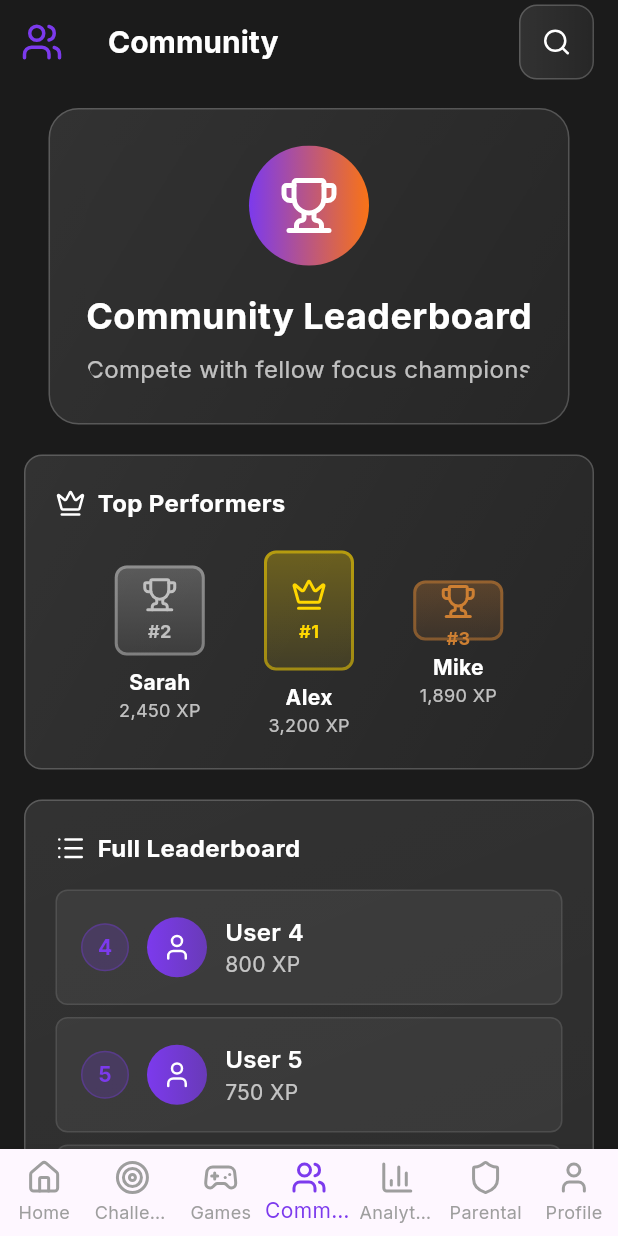
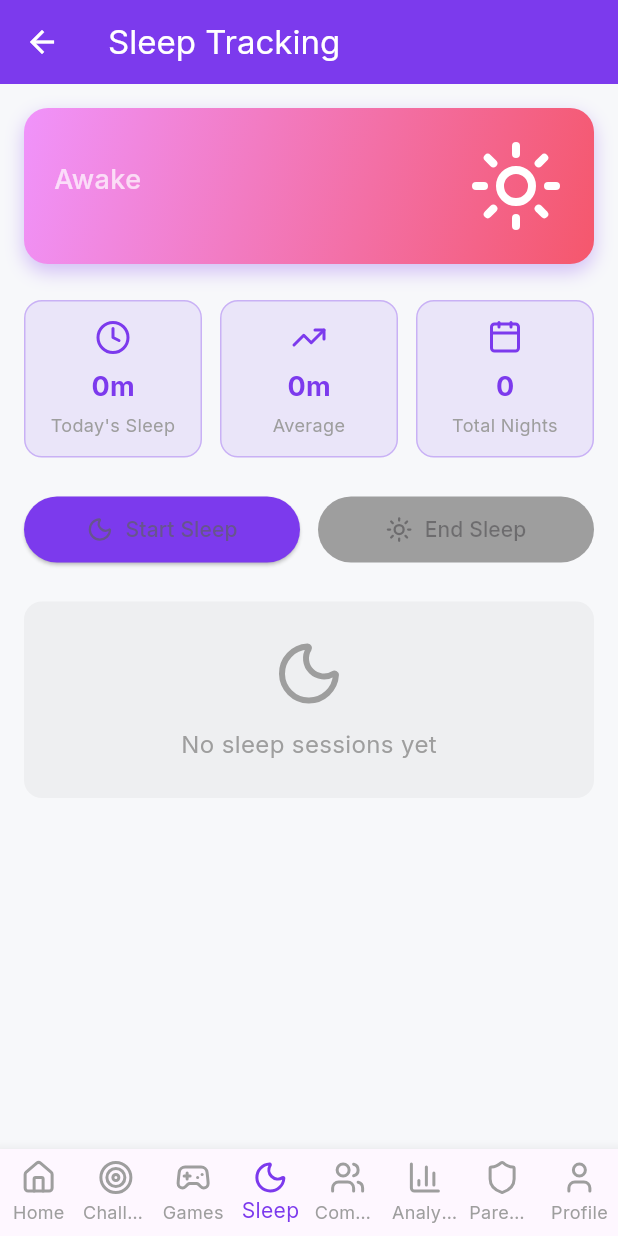
Before and after one commit to abdelrahman24911/my_app, a Flutter app: the RootNav screen opened directly, item 4 of the bottom bar chosen, on a phone screen of 412 x 824 dp. Run offline on Flutter 3.47's test engine with Material 3 defaults, Android fonts, the phone set to English and light mode, and no system bars; our stand-ins replace fl_chart, google_fonts, lucide_icons, sensors_plus, shared_preferences; accounts and stored records are empty.

Commit message:
added sleep tracking based on sensor data of not moving for atleast 4 hours

```diff
--- a/lib/main.dart
+++ b/lib/main.dart
@@ -8,6 +8,7 @@ import 'models/user_model.dart';
 import 'models/auth_model.dart';
 import 'models/parental_control_model.dart';
 import 'models/screen_time_model.dart';
+import 'models/sleep_model.dart';
 import 'screens/challenges_screen.dart';
 import 'screens/community_screen.dart';
 import 'screens/home_screen.dart';
@@ -16,6 +17,7 @@ import 'screens/login_screen.dart';
 import 'screens/parental_control_screen.dart';
 import 'screens/analytics_screen.dart';
 import 'screens/mini_games_screen.dart';
+import 'screens/sleep_tracking_screen.dart';
 import 'services/screen_time_service.dart';
 
 void main() {
@@ -43,6 +45,7 @@ class MindQuestApp extends StatelessWidget {
         ),
         ChangeNotifierProvider(create: (_) => MissionsModel()),
         ChangeNotifierProvider(create: (_) => ParentalControlModel()),
+        ChangeNotifierProvider(create: (_) => SleepModel()),
         ChangeNotifierProvider(create: (_) {
           final screenTimeModel = ScreenTimeModel();
           // Initialize the screen time service
@@ -92,6 +95,7 @@ class _RootNavState extends State<RootNav> {
     HomeScreen(),
     ChallengesScreen(),
     MiniGamesScreen(),
+    SleepTrackingScreen(),
     CommunityScreen(),
     AnalyticsScreen(),
     ParentalControlScreen(),
@@ -117,6 +121,7 @@ class _RootNavState extends State<RootNav> {
           BottomNavigationBarItem(icon: Icon(LucideIcons.home), label: 'Home'),
           BottomNavigationBarItem(icon: Icon(LucideIcons.target), label: 'Challenges'),
           BottomNavigationBarItem(icon: Icon(LucideIcons.gamepad2), label: 'Games'),
+          BottomNavigationBarItem(icon: Icon(LucideIcons.moon), label: 'Sleep'),
           BottomNavigationBarItem(icon: Icon(LucideIcons.users), label: 'Community'),
           BottomNavigationBarItem(icon: Icon(LucideIcons.barChart3), label: 'Analytics'),
           BottomNavigationBarItem(icon: Icon(LucideIcons.shield), label: 'Parental'),
--- /dev/null
+++ b/lib/models/sleep_model.dart
@@ -0,0 +1,133 @@
+import 'package:flutter/foundation.dart';
+import '../services/activity_detection_service.dart';
+
+class SleepSession {
+  final DateTime startTime;
+  DateTime? endTime;
+
+  SleepSession({required this.startTime, this.endTime});
+
+  Duration get duration {
+    final end = endTime ?? DateTime.now();
+    return end.difference(startTime);
+  }
+
+  int get durationInMinutes => duration.inMinutes;
+  int get durationInHours => duration.inHours;
+
+  bool get isActive => endTime == null;
+
+  Map<String, dynamic> toJson() => {
+    'startTime': startTime.toIso8601String(),
+    'endTime': endTime?.toIso8601String(),
+  };
+
+  factory SleepSession.fromJson(Map<String, dynamic> json) {
+    return SleepSession(
+      startTime: DateTime.parse(json['startTime'] as String),
+      endTime: json['endTime'] != null ? DateTime.parse(json['endTime'] as String) : null,
+    );
+  }
+}
+
+class SleepModel extends ChangeNotifier {
+  List<SleepSession> _sleepSessions = [];
+  SleepSession? _currentSession;
+  late ActivityDetectionService _activityDetectionService;
+
+  List<SleepSession> get sleepSessions => _sleepSessions;
+  SleepSession? get currentSession => _currentSession;
+  bool get isSleeping => _currentSession != null && _currentSession!.isActive;
+
+  SleepModel() {
+    _activityDetectionService = ActivityDetectionService();
+    _initializeActivityDetection();
+  }
+
+  void _initializeActivityDetection() {
+    _activityDetectionService.startMonitoring(
+      onInactivityDetected: _handleInactivityDetected,
+    );
+  }
+
+  void _handleInactivityDetected() {
+    if (!isSleeping) {
+      startSleepSession();
+    }
+  }
+
+  double get totalSleepToday {
+    final now = DateTime.now();
+    final today = DateTime(now.year, now.month, now.day);
+    return _sleepSessions
+        .where((session) => session.startTime.isAfter(today))
+        .fold<int>(0, (sum, session) => sum + session.durationInMinutes)
+        .toDouble();
+  }
+
+  double get averageSleepDuration {
+    if (_sleepSessions.isEmpty) return 0;
+    final completed = _sleepSessions.where((s) => s.endTime != null);
+    if (completed.isEmpty) return 0;
+    final totalMinutes = completed.fold<int>(0, (sum, session) => sum + session.durationInMinutes);
+    return totalMinutes / completed.length;
+  }
+
+  int get totalNights => _sleepSessions.where((s) => s.endTime != null).length;
+
+  void recordActivity() {
+    _activityDetectionService.recordManualActivity();
+
+    // If sleeping, end the sleep session
+    if (isSleeping) {
+      endSleepSession();
+    }
+
+    notifyListeners();
+  }
+
+  void startSleepSession() {
+    if (!isSleeping) {
+      _currentSession = SleepSession(startTime: DateTime.now());
+      notifyListeners();
+    }
+  }
+
+  void endSleepSession() {
+    if (isSleeping) {
+      _currentSession!.endTime = DateTime.now();
+      _sleepSessions.add(_currentSession!);
+      _currentSession = null;
+      notifyListeners();
+    }
+  }
+
+  void manualStartSleep() {
+    startSleepSession();
+  }
+
+  void manualEndSleep() {
+    endSleepSession();
+  }
+
+  List<SleepSession> getSleepSessionsForDate(DateTime date) {
+    final startOfDay = DateTime(date.year, date.month, date.day);
+    final endOfDay = DateTime(date.year, date.month, date.day, 23, 59, 59);
+
+    return _sleepSessions
+        .where((session) => session.startTime.isAfter(startOfDay) && session.startTime.isBefore(endOfDay))
+        .toList();
+  }
+
+  void clearAllSessions() {
+    _sleepSessions.clear();
+    _currentSession = null;
+    notifyListeners();
+  }
+
+  @override
+  void dispose() {
+    _activityDetectionService.dispose();
+    super.dispose();
+  }
+}
--- /dev/null
+++ b/lib/screens/sleep_tracking_screen.dart
@@ -0,0 +1,420 @@
+import 'package:flutter/material.dart';
+import 'package:lucide_icons/lucide_icons.dart';
+import 'package:provider/provider.dart';
+import '../constants/app_colors.dart';
+import '../models/sleep_model.dart';
+
+class SleepTrackingScreen extends StatefulWidget {
+  const SleepTrackingScreen({super.key});
+
+  @override
+  State<SleepTrackingScreen> createState() => _SleepTrackingScreenState();
+}
+
+class _SleepTrackingScreenState extends State<SleepTrackingScreen> {
+  @override
+  void initState() {
+    super.initState();
+    // Activity detection is now handled by SleepModel automatically
+  }
+
+  @override
+  void dispose() {
+    super.dispose();
+  }
+
+  @override
+  Widget build(BuildContext context) {
+    return Scaffold(
+      appBar: AppBar(
+        title: const Text('Sleep Tracking'),
+        backgroundColor: AppColors.purple,
+        foregroundColor: Colors.white,
+      ),
+      body: Consumer<SleepModel>(
+        builder: (context, sleepModel, _) {
+          return SingleChildScrollView(
+            child: Padding(
+              padding: const EdgeInsets.all(16.0),
+              child: Column(
+                crossAxisAlignment: CrossAxisAlignment.start,
+                children: [
+                  // Current Status Card
+                  _buildStatusCard(sleepModel),
+                  const SizedBox(height: 24),
+
+                  // Stats Row
+                  _buildStatsRow(sleepModel),
+                  const SizedBox(height: 24),
+
+                  // Manual Controls
+                  _buildControlButtons(sleepModel),
+                  const SizedBox(height: 24),
+
+                  // Sleep Sessions List
+                  _buildSleepSessionsList(sleepModel),
+                  const SizedBox(height: 16),
+
+                  // Clear History Button
+                  if (sleepModel.sleepSessions.isNotEmpty)
+                    SizedBox(
+                      width: double.infinity,
+                      child: ElevatedButton(
+                        onPressed: () => _showClearConfirmation(context, sleepModel),
+                        style: ElevatedButton.styleFrom(
+                          backgroundColor: Colors.red.withOpacity(0.8),
+                          padding: const EdgeInsets.symmetric(vertical: 12),
+                        ),
+                        child: const Text(
+                          'Clear History',
+                          style: TextStyle(color: Colors.white),
+                        ),
+                      ),
+                    ),
+                ],
+              ),
+            ),
+          );
+        },
+      ),
+    );
+  }
+
+  Widget _buildStatusCard(SleepModel sleepModel) {
+    return Container(
+      width: double.infinity,
+      padding: const EdgeInsets.all(20),
+      decoration: BoxDecoration(
+        gradient: LinearGradient(
+          colors: sleepModel.isSleeping
+              ? [Color(0xFF667eea), Color(0xFF764ba2)]
+              : [Color(0xFFf093fb), Color(0xFFf5576c)],
+          begin: Alignment.topLeft,
+          end: Alignment.bottomRight,
+        ),
+        borderRadius: BorderRadius.circular(16),
+        boxShadow: [
+          BoxShadow(
+            color: AppColors.purple.withOpacity(0.3),
+            blurRadius: 10,
+            offset: const Offset(0, 5),
+          ),
+        ],
+      ),
+      child: Column(
+        children: [
+          Row(
+            mainAxisAlignment: MainAxisAlignment.spaceBetween,
+            children: [
+              Column(
+                crossAxisAlignment: CrossAxisAlignment.start,
+                children: [
+                  Text(
+                    sleepModel.isSleeping ? 'Currently Sleeping' : 'Awake',
+                    style: const TextStyle(
+                      fontSize: 18,
+                      color: Colors.white70,
+                      fontWeight: FontWeight.w500,
+                    ),
+                  ),
+                  const SizedBox(height: 8),
+                  if (sleepModel.isSleeping && sleepModel.currentSession != null)
+                    Text(
+                      _formatDuration(sleepModel.currentSession!.duration),
+                      style: const TextStyle(
+                        fontSize: 32,
+                        fontWeight: FontWeight.bold,
+                        color: Colors.white,
+                      ),
+                    ),
+                ],
+              ),
+              Icon(
+                sleepModel.isSleeping
+                    ? LucideIcons.moon
+                    : LucideIcons.sun,
+                size: 64,
+                color: Colors.white,
+              ),
+            ],
+          ),
+          if (sleepModel.isSleeping && sleepModel.currentSession != null) ...[
+            const SizedBox(height: 16),
+            Text(
+              'Started at ${_formatTime(sleepModel.currentSession!.startTime)}',
+              style: const TextStyle(
+                color: Colors.white70,
+                fontSize: 12,
+              ),
+            ),
+          ],
+        ],
+      ),
+    );
+  }
+
+  Widget _buildStatsRow(SleepModel sleepModel) {
+    return Row(
+      children: [
+        Expanded(
+          child: _buildStatCard(
+            title: 'Today\'s Sleep',
+            value: _formatMinutes(sleepModel.totalSleepToday.toInt()),
+            icon: LucideIcons.clock,
+          ),
+        ),
+        const SizedBox(width: 12),
+        Expanded(
+          child: _buildStatCard(
+            title: 'Average',
+            value: _formatMinutes(sleepModel.averageSleepDuration.toInt()),
+            icon: LucideIcons.trendingUp,
+          ),
+        ),
+        const SizedBox(width: 12),
+        Expanded(
+          child: _buildStatCard(
+            title: 'Total Nights',
+            value: sleepModel.totalNights.toString(),
+            icon: LucideIcons.calendar,
+          ),
+        ),
+      ],
+    );
+  }
+
+  Widget _buildStatCard({
+    required String title,
+    required String value,
+    required IconData icon,
+  }) {
+    return Container(
+      padding: const EdgeInsets.all(12),
+      decoration: BoxDecoration(
+        color: AppColors.purple.withOpacity(0.1),
+        borderRadius: BorderRadius.circular(12),
+        border: Border.all(color: AppColors.purple.withOpacity(0.3)),
+      ),
+      child: Column(
+        children: [
+          Icon(icon, color: AppColors.purple, size: 24),
+          const SizedBox(height: 8),
+          Text(
+            value,
+            style: const TextStyle(
+              fontSize: 18,
+              fontWeight: FontWeight.bold,
+              color: AppColors.purple,
+            ),
+          ),
+          const SizedBox(height: 4),
+          Text(
+            title,
+            style: const TextStyle(
+              fontSize: 12,
+              color: Colors.grey,
+            ),
+            textAlign: TextAlign.center,
+          ),
+        ],
+      ),
+    );
+  }
+
+  Widget _buildControlButtons(SleepModel sleepModel) {
+    return Row(
+      children: [
+        Expanded(
+          child: ElevatedButton.icon(
+            onPressed: sleepModel.isSleeping
+                ? null
+                : () => sleepModel.manualStartSleep(),
+            icon: const Icon(LucideIcons.moon),
+            label: const Text('Start Sleep'),
+            style: ElevatedButton.styleFrom(
+              backgroundColor: AppColors.purple,
+              disabledBackgroundColor: Colors.grey,
+              padding: const EdgeInsets.symmetric(vertical: 12),
+            ),
+          ),
+        ),
+        const SizedBox(width: 12),
+        Expanded(
+          child: ElevatedButton.icon(
+            onPressed: sleepModel.isSleeping
+                ? () => sleepModel.manualEndSleep()
+                : null,
+            icon: const Icon(LucideIcons.sun),
+            label: const Text('End Sleep'),
+            style: ElevatedButton.styleFrom(
+              backgroundColor: Colors.orange,
+              disabledBackgroundColor: Colors.grey,
+              padding: const EdgeInsets.symmetric(vertical: 12),
+            ),
+          ),
+        ),
+      ],
+    );
+  }
+
+  Widget _buildSleepSessionsList(SleepModel sleepModel) {
+    if (sleepModel.sleepSessions.isEmpty) {
+      return Container(
+        width: double.infinity,
+        padding: const EdgeInsets.all(24),
+        decoration: BoxDecoration(
+          color: Colors.grey.withOpacity(0.1),
+          borderRadius: BorderRadius.circular(12),
+        ),
+        child: Column(
+          children: [
+            Icon(LucideIcons.moon, size: 48, color: Colors.grey),
+            const SizedBox(height: 12),
+            const Text(
+              'No sleep sessions yet',
+              style: TextStyle(color: Colors.grey, fontSize: 16),
+            ),
+          ],
+        ),
+      );
+    }
+
+    return Column(
+      crossAxisAlignment: CrossAxisAlignment.start,
+      children: [
+        const Text(
+          'Sleep History',
+          style: TextStyle(
+            fontSize: 18,
+            fontWeight: FontWeight.bold,
+          ),
+        ),
+        const SizedBox(height: 12),
+        ...sleepModel.sleepSessions.asMap().entries.toList().reversed.map(
+          (entry) {
+            final session = entry.value;
+            return _buildSleepSessionTile(session);
+          },
+        ),
+      ],
+    );
+  }
+
+  Widget _buildSleepSessionTile(SleepSession session) {
+    return Container(
+      margin: const EdgeInsets.only(bottom: 8),
+      padding: const EdgeInsets.all(12),
+      decoration: BoxDecoration(
+        color: AppColors.purple.withOpacity(0.05),
+        borderRadius: BorderRadius.circular(8),
+        border: Border.all(color: AppColors.purple.withOpacity(0.2)),
+      ),
+      child: Row(
+        mainAxisAlignment: MainAxisAlignment.spaceBetween,
+        children: [
+          Column(
+            crossAxisAlignment: CrossAxisAlignment.start,
+            children: [
+              Text(
+                '${_formatTime(session.startTime)} - ${_formatTime(session.endTime ?? DateTime.now())}',
+                style: const TextStyle(
+                  fontWeight: FontWeight.w600,
+                  fontSize: 14,
+                ),
+              ),
+              const SizedBox(height: 4),
+              Text(
+                _formatDate(session.startTime),
+                style: const TextStyle(
+                  color: Colors.grey,
+                  fontSize: 12,
+                ),
+              ),
+            ],
+          ),
+          Container(
+            padding: const EdgeInsets.symmetric(horizontal: 12, vertical: 6),
+            decoration: BoxDecoration(
+              color: AppColors.purple,
+              borderRadius: BorderRadius.circular(20),
+            ),
+            child: Text(
+              _formatDuration(session.duration),
+              style: const TextStyle(
+                color: Colors.white,
+                fontWeight: FontWeight.bold,
+                fontSize: 12,
+              ),
+            ),
+          ),
+        ],
+      ),
+    );
+  }
+
+  void _showClearConfirmation(BuildContext context, SleepModel sleepModel) {
+    showDialog(
+      context: context,
+      builder: (context) => AlertDialog(
+        title: const Text('Clear Sleep History'),
+        content: const Text('Are you sure you want to delete all sleep records? This cannot be undone.'),
+        actions: [
+          TextButton(
+            onPressed: () => Navigator.pop(context),
+            child: const Text('Cancel'),
+          ),
+          TextButton(
+            onPressed: () {
+              sleepModel.clearAllSessions();
+              Navigator.pop(context);
+              ScaffoldMessenger.of(context).showSnackBar(
+                const SnackBar(content: Text('Sleep history cleared')),
+              );
+            },
+            child: const Text('Clear', style: TextStyle(color: Colors.red)),
+          ),
+        ],
+      ),
+    );
+  }
+
+  String _formatTime(DateTime dateTime) {
+    return '${dateTime.hour.toString().padLeft(2, '0')}:${dateTime.minute.toString().padLeft(2, '0')}';
+  }
+
+  String _formatDate(DateTime dateTime) {
+    final months = [
+      'Jan',
+      'Feb',
+      'Mar',
+      'Apr',
+      'May',
+      'Jun',
+      'Jul',
+      'Aug',
+      'Sep',
+      'Oct',
+      'Nov',
+      'Dec'
+    ];
+    return '${months[dateTime.month - 1]} ${dateTime.day}, ${dateTime.year}';
+  }
+
+  String _formatDuration(Duration duration) {
+    final hours = duration.inHours;
+    final minutes = duration.inMinutes % 60;
+    if (hours > 0) {
+      return '${hours}h ${minutes}m';
+    }
+    return '${minutes}m';
+  }
+
+  String _formatMinutes(int minutes) {
+    final hours = minutes ~/ 60;
+    final mins = minutes % 60;
+    if (hours > 0) {
+      return '${hours}h ${mins}m';
+    }
+    return '${mins}m';
+  }
+}
--- /dev/null
+++ b/lib/services/activity_detection_service.dart
@@ -0,0 +1,70 @@
+import 'package:flutter/foundation.dart';
+import 'package:sensors_plus/sensors_plus.dart';
+import 'dart:async';
+import 'dart:math';
+
+class ActivityDetectionService {
+  static const double activityThreshold = 2.0; // Sensitivity threshold
+  static const Duration inactivityCheckInterval = Duration(seconds: 30);
+  static const Duration inactivityThreshold = Duration(hours: 4);
+
+  StreamSubscription? _accelerometerSubscription;
+  DateTime _lastActivityTime = DateTime.now();
+  bool _isMonitoring = false;
+  Timer? _inactivityCheckTimer;
+  VoidCallback? _onInactivityDetected;
+
+  bool get isMonitoring => _isMonitoring;
+  DateTime get lastActivityTime => _lastActivityTime;
+
+  void startMonitoring({required VoidCallback onInactivityDetected}) {
+    if (_isMonitoring) return;
+
+    _onInactivityDetected = onInactivityDetected;
+    _lastActivityTime = DateTime.now();
+    _isMonitoring = true;
+
+    // Listen to accelerometer events
+    _accelerometerSubscription = accelerometerEvents.listen((event) {
+      final magnitude = sqrt(
+        event.x * event.x + event.y * event.y + event.z * event.z,
+      );
+
+      // If movement is detected above threshold, update last activity time
+      if (magnitude > activityThreshold) {
+        _lastActivityTime = DateTime.now();
+      }
+    });
+
+    // Check periodically if phone has been inactive
+    _inactivityCheckTimer = Timer.periodic(inactivityCheckInterval, (_) {
+      _checkInactivity();
+    });
+  }
+
+  void stopMonitoring() {
+    _accelerometerSubscription?.cancel();
+    _inactivityCheckTimer?.cancel();
+    _isMonitoring = false;
+  }
+
+  void _checkInactivity() {
+    final timeSinceLastActivity = DateTime.now().difference(_lastActivityTime);
+    if (timeSinceLastActivity.compareTo(inactivityThreshold) >= 0) {
+      _onInactivityDetected?.call();
+    }
+  }
+
+  void recordManualActivity() {
+    _lastActivityTime = DateTime.now();
+  }
+
+  Duration getInactivityDuration() {
+    return DateTime.now().difference(_lastActivityTime);
+  }
+
+  void dispose() {
+    stopMonitoring();
+    _onInactivityDetected = null;
+  }
+}
--- a/pubspec.yaml
+++ b/pubspec.yaml
@@ -16,6 +16,7 @@ dependencies:
   shared_preferences: ^2.2.2
   firebase_core: ^4.1.1
   url_launcher: ^6.2.2
+  sensors_plus: 7.0.0
 
 dev_dependencies:
   flutter_lints: ^4.0.0
```
Also changed, not shown: pubspec.lock.
